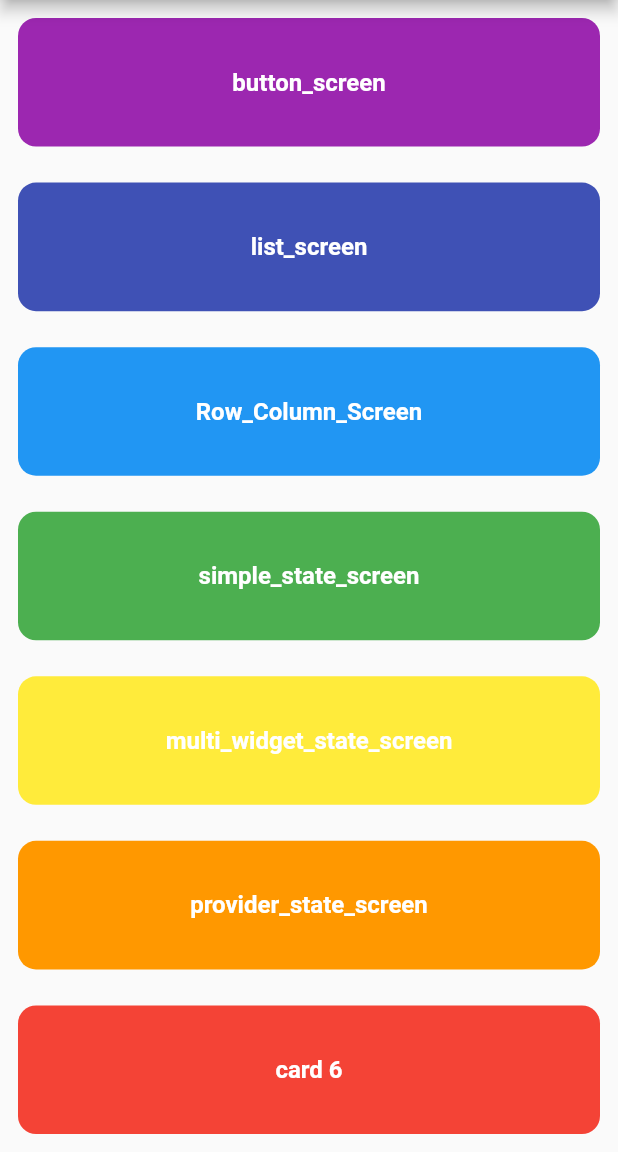
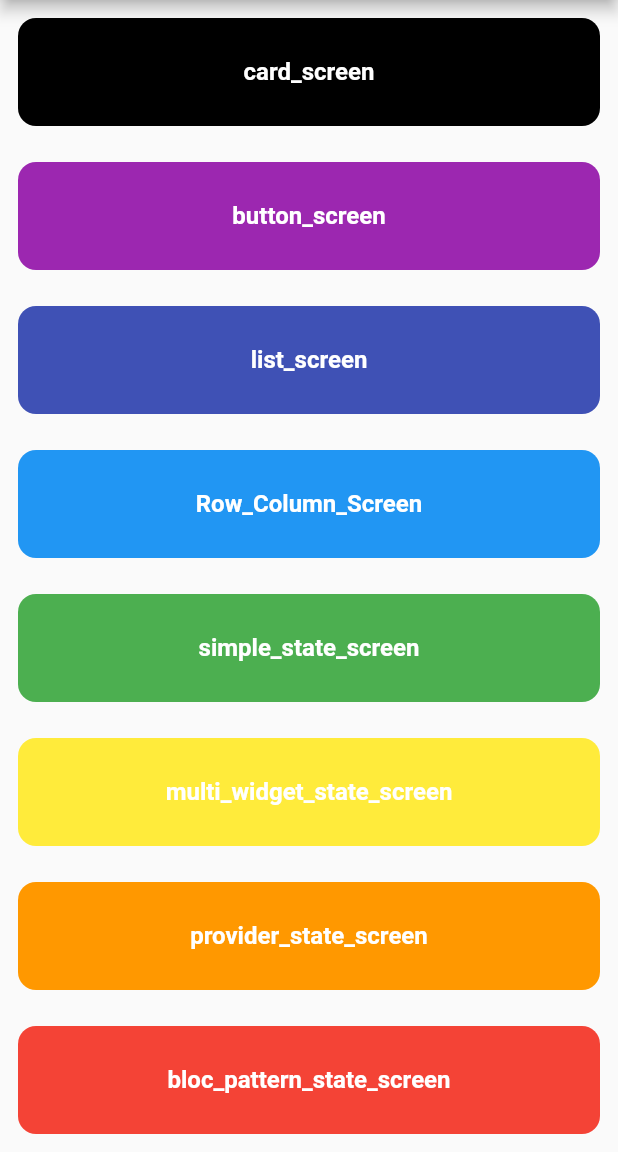
Before and after one commit to jjgajjar04/test_app, a Flutter app: the screen it shows after launch, on a phone screen of 412 x 824 dp, the part 84-1236 px from its top. Run offline on Flutter 3.47's test engine with Material 2 defaults, Android fonts, the phone set to English and light mode, and no system bars; missing offline and left inert: random_words.

Commit message:
profile card created

```diff
--- a/lib/app.dart
+++ b/lib/app.dart
@@ -1,5 +1,6 @@
 import 'package:flutter/material.dart';
 import 'package:test_app/models/data_provider.dart';
+import 'package:test_app/screens/card_screen.dart';
 import 'package:test_app/screens/home.dart';
 import 'package:test_app/screens/button_screen.dart';
 import 'package:test_app/screens/list_screen.dart';
@@ -7,6 +8,7 @@ import 'package:test_app/screens/multi_widget_state_screen.dart';
 import 'package:test_app/screens/provider_state_screen.dart';
 import 'package:test_app/screens/row_column_screen.dart';
 import 'package:test_app/screens/simple_state_screen.dart';
+import 'package:test_app/screens/bloc_pattern_state_screen.dart';
 import 'package:provider/provider.dart';
 
 class App extends StatelessWidget {
@@ -19,13 +21,15 @@ class App extends StatelessWidget {
         initialRoute: Home.id,
         routes: {
           Home.id: (context) => Home(),
+          CardScreen.id: (context) => CardScreen(),
           ButtonScreen.id: (context) => ButtonScreen(),
           ListScreen.id: (context) => ListScreen(),
           RowColumnScreen.id: (context) => RowColumnScreen(),
           SimpleStateScreen.id: (context) =>
               SimpleStateScreen(color: Colors.green),
           MultiWidgetStateScreen.id: (context) => MultiWidgetStateScreen(),
-          ProviderStateScreen.id: (context) => ProviderStateScreen()
+          ProviderStateScreen.id: (context) => ProviderStateScreen(),
+          BlocPatternStateScreen.id: (context) => BlocPatternStateScreen()
         },
       ),
     );
--- a/lib/models/data.dart
+++ b/lib/models/data.dart
@@ -1,11 +1,16 @@
+import 'package:flutter/cupertino.dart';
+
 class Data {
   String title;
+  Color color;
 
-  Data({
-    this.title,
-  });
+  Data({this.title, this.color});
 
   void setData(String title) {
     this.title = title;
   }
+
+  void setColor(Color color) {
+    this.color = color;
+  }
 }
--- a/lib/models/data_provider.dart
+++ b/lib/models/data_provider.dart
@@ -1,10 +1,13 @@
+import 'package:flutter/cupertino.dart';
 import 'package:flutter/foundation.dart';
 import 'package:test_app/models/data.dart';
 
 class DataProvider extends ChangeNotifier {
-  Data _data = new Data(title: 'Base title');
+  Data _data = new Data(title: 'Base title', color: null);
 
   String get getTitle => _data.title;
+
+  Color get getColor => _data.color;
 
   void changeTitle(String newTitle) {
     _data.setData(newTitle);
--- /dev/null
+++ b/lib/screens/bloc_pattern_state_screen.dart
@@ -0,0 +1,16 @@
+import 'package:flutter/material.dart';
+import 'package:test_app/utils/constants.dart';
+
+class BlocPatternStateScreen extends StatelessWidget {
+  static const String id = Constants.BLOC_PATTERN_STATE_SCREEN;
+
+  @override
+  Widget build(BuildContext context) {
+    return Scaffold(
+      appBar: AppBar(
+        title: Text(Constants.BLOC_PATTERN_STATE_SCREEN),
+      ),
+      body: Container(),
+    );
+  }
+}
--- a/lib/screens/home.dart
+++ b/lib/screens/home.dart
@@ -16,6 +16,13 @@ class Home extends StatelessWidget {
         child: Column(
           crossAxisAlignment: CrossAxisAlignment.stretch,
           children: [
+            ListCard(
+              title: Constants.CARD_SCREEN,
+              color: Colors.black,
+              onTap: () {
+                Navigator.pushNamed(context, Constants.CARD_SCREEN);
+              },
+            ),
             ListCard(
               title: Constants.BUTTON_SCREEN,
               color: Colors.purple,
@@ -67,7 +74,16 @@ class Home extends StatelessWidget {
                 );
               },
             ),
-            ListCard(title: 'card 6', color: Colors.red),
+            ListCard(
+              title: Constants.BLOC_PATTERN_STATE_SCREEN,
+              color: Colors.red,
+              onTap: () {
+                Navigator.pushNamed(
+                  context,
+                  Constants.BLOC_PATTERN_STATE_SCREEN,
+                );
+              },
+            ),
           ],
         ),
       ),
--- a/lib/utils/constants.dart
+++ b/lib/utils/constants.dart
@@ -6,4 +6,6 @@ class Constants {
   static const SIMPLE_STATE_SCREEN = 'simple_state_screen';
   static const MULTI_WIDGET_STATE_SCREEN = 'multi_widget_state_screen';
   static const PROVIDER_STATE_SCREEN = 'provider_state_screen';
+  static const BLOC_PATTERN_STATE_SCREEN = 'bloc_pattern_state_screen';
+  static const CARD_SCREEN = 'card_screen';
 }
--- a/pubspec.yaml
+++ b/pubspec.yaml
@@ -16,6 +16,8 @@ dependencies:
   # The following adds the Cupertino Icons font to your application.
   # Use with the CupertinoIcons class for iOS style icons.
   cupertino_icons: ^0.1.3
+  provider: ^4.3.2+2
+  random_words: ^1.0.2
 
 dev_dependencies:
   flutter_test:
```
Also changed, not shown: lib/components/card/profile_card.dart (added, +90 -0 lines), lib/models/User.dart (added, +9 -0 lines), lib/screens/card_screen.dart (added, +18 -0 lines), pubspec.lock.
